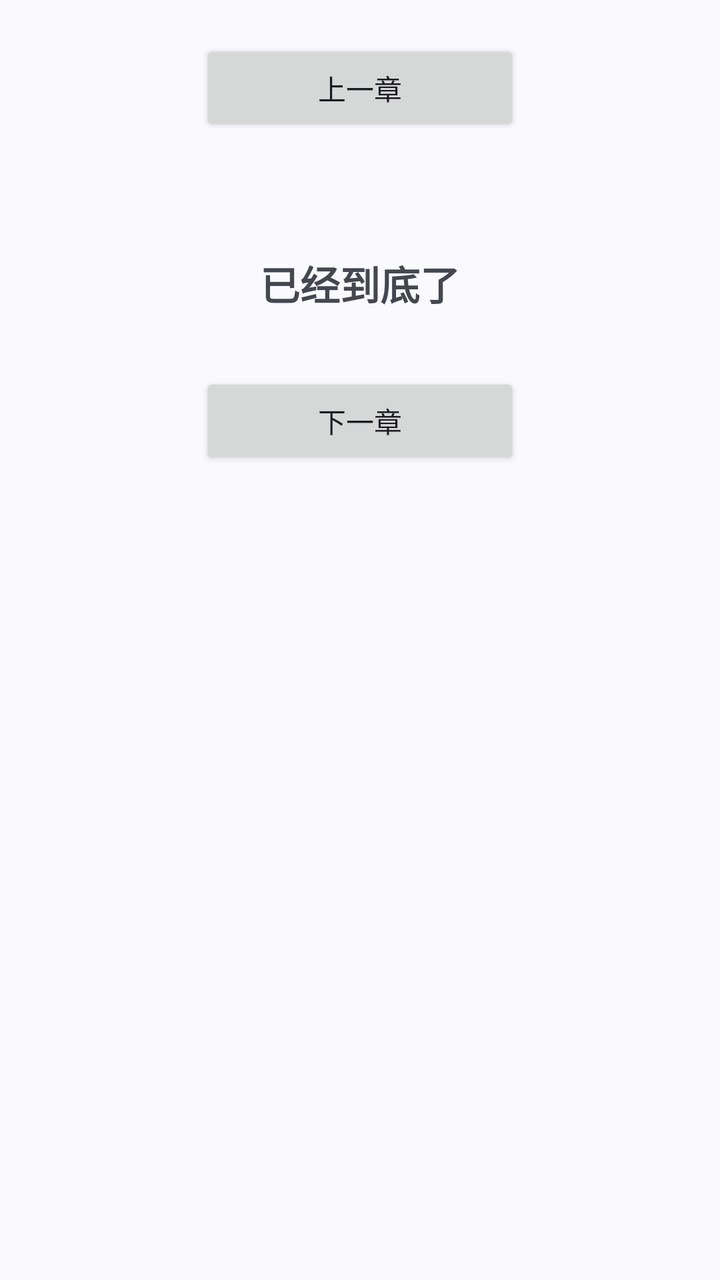
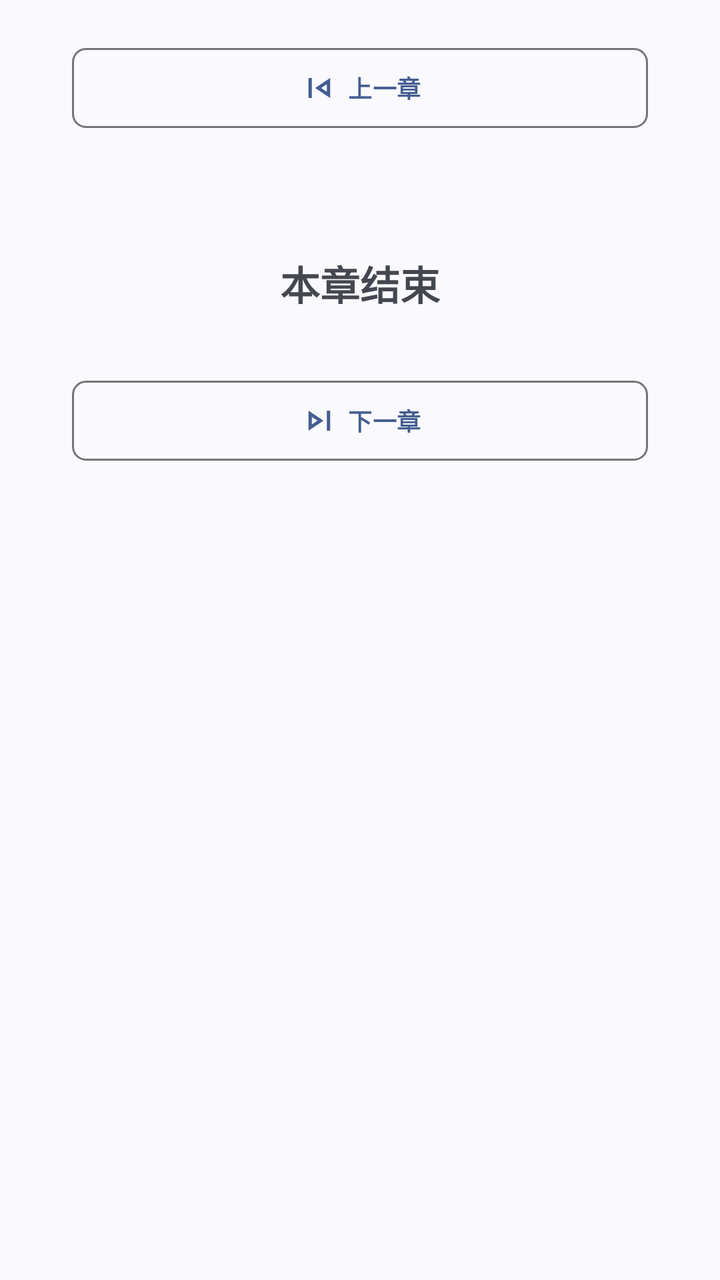

Screens rendered from an Android XML layout before and after an edit, with the pre-edit source and the edit as a unified diff.
<!-- AndroidManifest.xml: application theme Theme.HikariNovel -->
<!-- res/layout/fragment_vertical_read.xml -->
<?xml version="1.0" encoding="utf-8"?>
<androidx.core.widget.NestedScrollView
  xmlns:android="http://schemas.android.com/apk/res/android"
  android:id="@+id/nsv_f_v_read"
  android:orientation="vertical"
  android:layout_width="match_parent"
  android:layout_height="match_parent"
  android:paddingLeft="@dimen/gi_control_icon"
  android:paddingRight="@dimen/gi_control_icon">
  <LinearLayout
    android:layout_width="match_parent"
    android:layout_height="match_parent"
    android:orientation="vertical">
    <Button
      android:id="@+id/b_f_v_read_previous_chapter"
      android:layout_width="match_parent"
      android:layout_height="wrap_content"
      android:layout_marginTop="@dimen/gi_control_icon"
      android:layout_marginBottom="@dimen/gi_control_icon"
      android:layout_marginLeft="@dimen/gi_rail_width"
      android:layout_marginRight="@dimen/gi_rail_width"
      android:text="@string/previous_chapter" />
    <TextView
      android:id="@+id/tv_f_v_read"
      android:layout_width="match_parent"
      android:layout_height="wrap_content" />
    <androidx.recyclerview.widget.RecyclerView
      android:id="@+id/rv_f_v_read"
      android:layout_width="match_parent"
      android:layout_height="wrap_content"
      android:nestedScrollingEnabled="false" />
    <TextView
      android:id="@+id/tv_f_v_read_end_tip"
      android:layout_width="match_parent"
      android:layout_height="wrap_content"
      android:fitsSystemWindows="true"
      android:layout_marginTop="@dimen/gi_control_icon"
      android:layout_marginBottom="@dimen/gi_control_icon"
      android:gravity="center"
      android:textSize="@dimen/gi_metric_20sp"
      android:textStyle="bold"
      android:text="已经到底了" />
    <Button
      android:id="@+id/b_f_v_read_next_chapter"
      android:layout_width="match_parent"
      android:layout_height="wrap_content"
      android:layout_marginTop="@dimen/gi_space_inset"
      android:layout_marginBottom="@dimen/gi_control_icon"
      android:layout_marginLeft="@dimen/gi_rail_width"
      android:layout_marginRight="@dimen/gi_rail_width"
      android:text="@string/next_chapter" />
  </LinearLayout>
</androidx.core.widget.NestedScrollView>
<!-- resources referenced by this layout -->
<resources>
  <dimen name="gi_control_icon">20dp</dimen>
  <dimen name="gi_metric_20sp">20sp</dimen>
  <dimen name="gi_rail_width">80dp</dimen>
  <dimen name="gi_space_inset">10dp</dimen>
  <string name="next_chapter">下一章</string>
  <string name="previous_chapter">上一章</string>
  <style name="ShapeAppearance.GalIsland.Small" parent="">
      <item name="cornerFamily">rounded</item>
      <item name="cornerSize">7dp</item>
    </style>
  <style name="ShapeAppearance.GalIsland.Medium" parent="">
      <item name="cornerFamily">rounded</item>
      <item name="cornerSize">8dp</item>
    </style>
  <style name="ShapeAppearance.GalIsland.Large" parent="">
      <item name="cornerFamily">rounded</item>
      <item name="cornerSize">10dp</item>
    </style>
  <style name="Widget.GalIsland.Snackbar.TextView" parent="Widget.Material3.Snackbar.TextView">
      <item name="android:textColor">?attr/colorOnSurface</item>
    </style>
  <style name="ThemeOverlay.GalIsland.MaterialAlertDialog" parent="ThemeOverlay.Material3.MaterialAlertDialog">
      <item name="shapeAppearanceMediumComponent">@style/ShapeAppearance.GalIsland.Medium</item>
      <item name="materialAlertDialogTitleTextStyle">@style/TextAppearance.GalIsland.SectionTitle</item>
    </style>
  <style name="ThemeOverlay.GalIsland.BottomSheet" parent="ThemeOverlay.Material3.BottomSheetDialog">
          <item name="bottomSheetStyle">@style/Widget.GalIsland.BottomSheet</item>
      </style>
  <dimen name="gi_control_height">48dp</dimen>
  <style name="ShapeAppearance.GalIsland.Tag" parent="">
      <item name="cornerFamily">rounded</item>
      <item name="cornerSize">6dp</item>
    </style>
  <style name="TextAppearance.GalIsland.Tag" parent="TextAppearance.Material3.LabelSmall">
      <item name="android:textSize">10sp</item>
      <item name="android:letterSpacing">0</item>
    </style>
  <style name="TextAppearance.GalIsland.Tab" parent="TextAppearance.Material3.TitleSmall">
      <item name="android:textSize">13sp</item>
      <item name="android:textStyle">bold</item>
      <item name="android:letterSpacing">0</item>
    </style>
  <dimen name="gi_toolbar_height">56dp</dimen>
  <dimen name="gi_stroke">1dp</dimen>
  <dimen name="gi_text_heading">22sp</dimen>
  <!-- unchanged entries left out for length: 15 -->
</resources>

<!-- the commit's change to res/layout/fragment_vertical_read.xml (unified diff, before → after) -->
@@ -1,25 +1,31 @@
 <?xml version="1.0" encoding="utf-8"?>
 <androidx.core.widget.NestedScrollView
   xmlns:android="http://schemas.android.com/apk/res/android"
+  xmlns:app="http://schemas.android.com/apk/res-auto"
   android:id="@+id/nsv_f_v_read"
   android:orientation="vertical"
   android:layout_width="match_parent"
   android:layout_height="match_parent"
+  android:clipToPadding="false"
   android:paddingLeft="@dimen/gi_control_icon"
-  android:paddingRight="@dimen/gi_control_icon">
+  android:paddingRight="@dimen/gi_control_icon"
+  android:paddingBottom="@dimen/gi_reader_content_bottom_inset">
   <LinearLayout
     android:layout_width="match_parent"
     android:layout_height="match_parent"
     android:orientation="vertical">
-    <Button
+    <com.google.android.material.button.MaterialButton
       android:id="@+id/b_f_v_read_previous_chapter"
+      style="@style/Widget.GalIsland.Button.Outlined"
       android:layout_width="match_parent"
       android:layout_height="wrap_content"
       android:layout_marginTop="@dimen/gi_control_icon"
       android:layout_marginBottom="@dimen/gi_control_icon"
-      android:layout_marginLeft="@dimen/gi_rail_width"
-      android:layout_marginRight="@dimen/gi_rail_width"
-      android:text="@string/previous_chapter" />
+      android:layout_marginLeft="@dimen/gi_page_inset"
+      android:layout_marginRight="@dimen/gi_page_inset"
+      android:text="@string/previous_chapter"
+      app:icon="@drawable/ic_skip_previous"
+      app:iconGravity="textStart" />
     <TextView
       android:id="@+id/tv_f_v_read"
       android:layout_width="match_parent"
@@ -39,15 +45,18 @@
       android:gravity="center"
       android:textSize="@dimen/gi_metric_20sp"
       android:textStyle="bold"
-      android:text="已经到底了" />
-    <Button
+      android:text="@string/chapter_end" />
+    <com.google.android.material.button.MaterialButton
       android:id="@+id/b_f_v_read_next_chapter"
+      style="@style/Widget.GalIsland.Button.Outlined"
       android:layout_width="match_parent"
       android:layout_height="wrap_content"
       android:layout_marginTop="@dimen/gi_space_inset"
       android:layout_marginBottom="@dimen/gi_control_icon"
-      android:layout_marginLeft="@dimen/gi_rail_width"
-      android:layout_marginRight="@dimen/gi_rail_width"
-      android:text="@string/next_chapter" />
+      android:layout_marginLeft="@dimen/gi_page_inset"
+      android:layout_marginRight="@dimen/gi_page_inset"
+      android:text="@string/next_chapter"
+      app:icon="@drawable/ic_skip_next"
+      app:iconGravity="textStart" />
   </LinearLayout>
 </androidx.core.widget.NestedScrollView>
<!-- resource entries referenced after the edit -->
@@ -2,10 +2,40 @@
 <resources>
   <dimen name="gi_control_icon">20dp</dimen>
   <dimen name="gi_metric_20sp">20sp</dimen>
-  <dimen name="gi_rail_width">80dp</dimen>
+  <dimen name="gi_page_inset">16dp</dimen>
+  <dimen name="gi_reader_content_bottom_inset">36dp</dimen>
   <dimen name="gi_space_inset">10dp</dimen>
+  <!-- drawable ic_skip_next (drawable) -->
+  <vector xmlns:android="http://schemas.android.com/apk/res/android"
+      android:width="24dp"
+      android:height="24dp"
+      android:viewportWidth="960"
+      android:viewportHeight="960"
+      android:tint="?attr/colorControlNormal">
+    <path
+        android:fillColor="@android:color/white"
+        android:pathData="M660,720L660,240L740,240L740,720L660,720ZM220,720L220,240L580,480L220,720ZM300,480L300,480L300,480ZM300,570L436,480L300,390L300,570Z"/>
+  </vector>
+  <!-- drawable ic_skip_previous (drawable) -->
+  <vector xmlns:android="http://schemas.android.com/apk/res/android"
+      android:width="24dp"
+      android:height="24dp"
+      android:viewportWidth="960"
+      android:viewportHeight="960"
+      android:tint="?attr/colorControlNormal">
+    <path
+        android:fillColor="@android:color/white"
+        android:pathData="M220,720L220,240L300,240L300,720L220,720ZM740,720L380,480L740,240L740,720ZM660,480L660,480L660,480ZM660,570L660,390L524,480L660,570Z"/>
+  </vector>
+  <string name="chapter_end">本章结束</string>
   <string name="next_chapter">下一章</string>
   <string name="previous_chapter">上一章</string>
+  <style name="Widget.GalIsland.Button.Outlined" parent="Widget.Material3.Button.OutlinedButton">
+      <item name="shapeAppearance">@style/ShapeAppearance.GalIsland.Small</item>
+      <item name="android:textAppearance">@style/TextAppearance.GalIsland.Button</item>
+      <item name="android:minHeight">@dimen/gi_control_height</item>
+      <item name="iconSize">@dimen/gi_control_icon</item>
+    </style>
   <style name="ShapeAppearance.GalIsland.Small" parent="">
       <item name="cornerFamily">rounded</item>
       <item name="cornerSize">7dp</item>
@@ -23,7 +53,7 @@
     </style>
   <style name="ThemeOverlay.GalIsland.MaterialAlertDialog" parent="ThemeOverlay.Material3.MaterialAlertDialog">
       <item name="shapeAppearanceMediumComponent">@style/ShapeAppearance.GalIsland.Medium</item>
-      <item name="materialAlertDialogTitleTextStyle">@style/TextAppearance.GalIsland.SectionTitle</item>
+      <item name="materialAlertDialogTitleTextStyle">@style/Widget.GalIsland.AlertDialog.Title</item>
     </style>
   <style name="ThemeOverlay.GalIsland.BottomSheet" parent="ThemeOverlay.Material3.BottomSheetDialog">
           <item name="bottomSheetStyle">@style/Widget.GalIsland.BottomSheet</item>
@@ -44,6 +74,9 @@
     </style>
   <dimen name="gi_toolbar_height">56dp</dimen>
   <dimen name="gi_stroke">1dp</dimen>
+  <style name="Widget.GalIsland.AlertDialog.Title" parent="MaterialAlertDialog.Material3.Title.Text">
+      <item name="android:textAppearance">@style/TextAppearance.GalIsland.SectionTitle</item>
+    </style>
   <dimen name="gi_text_heading">22sp</dimen>
   <!-- unchanged entries left out for length: 15 -->
 </resources>
